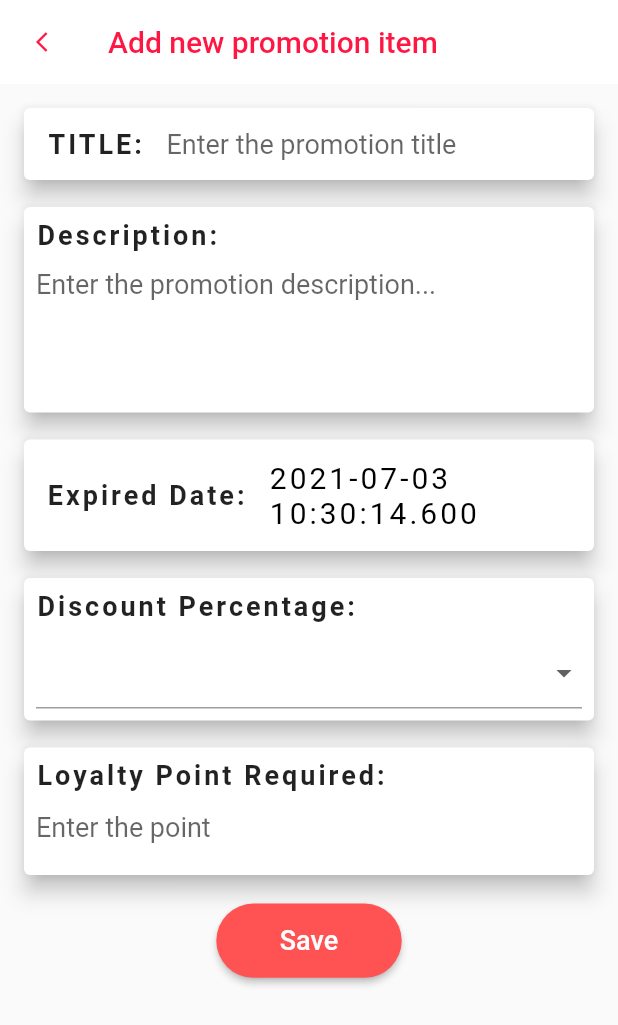
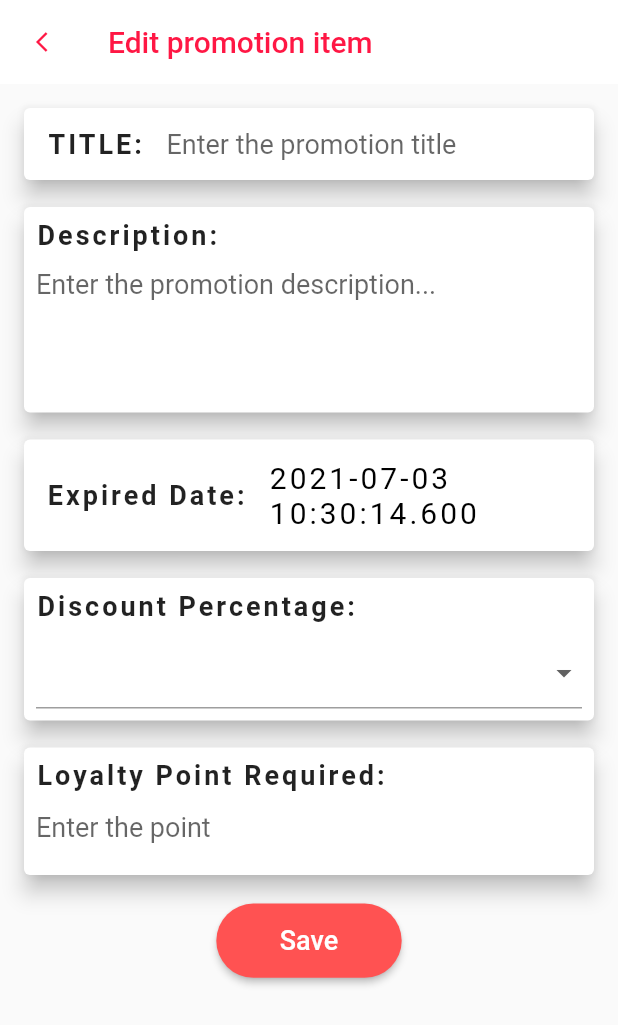
Before and after one commit to WeiJun0507/final_year_project, a Flutter app: the EditLoyaltyPromotion screen opened directly, on a phone screen of 412 x 824 dp. Shown: the top 1025 px of the screen. Run offline on Flutter 3.47's test engine with Material 2 defaults, Android fonts, the phone set to English and light mode, and no system bars; our stand-ins replace carousel_slider, cloud_firestore, firebase_auth, firebase_core, firebase_storage, image_picker and 1 more; accounts and stored records are empty.

Commit message:
Update getLoyaltyPromotionMinorBug

```diff
--- a/lib/screens/LoyaltyProgram/edit_loyalty_promotion.dart
+++ b/lib/screens/LoyaltyProgram/edit_loyalty_promotion.dart
@@ -139,7 +139,7 @@ class _EditLoyaltyPromotionState extends State<EditLoyaltyPromotion> {
           ),
         ),
         title: Text(
-          'Add new promotion item',
+          'Edit promotion item',
           style: TextStyle(
             color: Colors.redAccent[400],
           ),
--- a/lib/services/Database.dart
+++ b/lib/services/Database.dart
@@ -284,7 +284,7 @@ class DatabaseService extends ChangeNotifier {
 
   Stream getLoyaltyProgramPromotion() {
     try {
-      var result = _cloud.collection('Loyalty').snapshots();
+      var result = _cloud.collection('Loyalty').where('expiredDate', isGreaterThanOrEqualTo: DateTime.now()).snapshots();
       return result;
     } catch (e) {
       print(e.toString());
```
